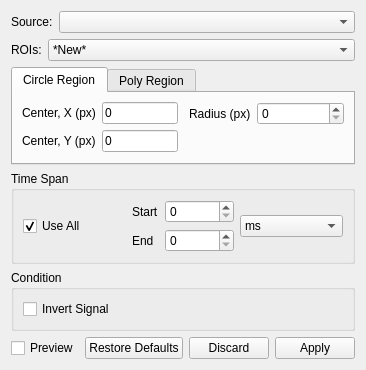
Before: the Qt Designer form src/ui/KairoSightWidgetIsolate.ui in kairosight/KairoSight, drawn with Qt 5.
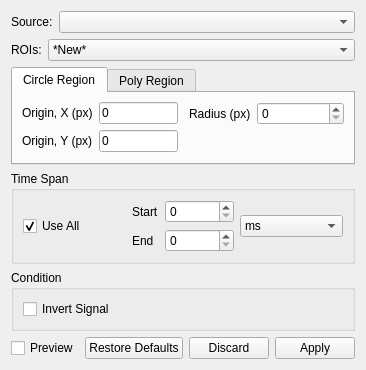
After: the same form once the commit is applied.

What changed in the file:
```diff
--- a/src/ui/KairoSightWidgetIsolate.ui
+++ b/src/ui/KairoSightWidgetIsolate.ui
@@ -100,7 +100,7 @@
          <item row="0" column="0">
           <widget class="QLabel" name="centerXLabel">
            <property name="text">
-            <string>Center, X (px)</string>
+            <string>Origin, X (px)</string>
            </property>
           </widget>
          </item>
@@ -126,7 +126,7 @@
          <item row="1" column="0">
           <widget class="QLabel" name="centerYPxLabel">
            <property name="text">
-            <string>Center, Y (px)</string>
+            <string>Origin, Y (px)</string>
            </property>
           </widget>
          </item>
```
Left out of the diff: 8 changed lines with no effect on the pictures.
